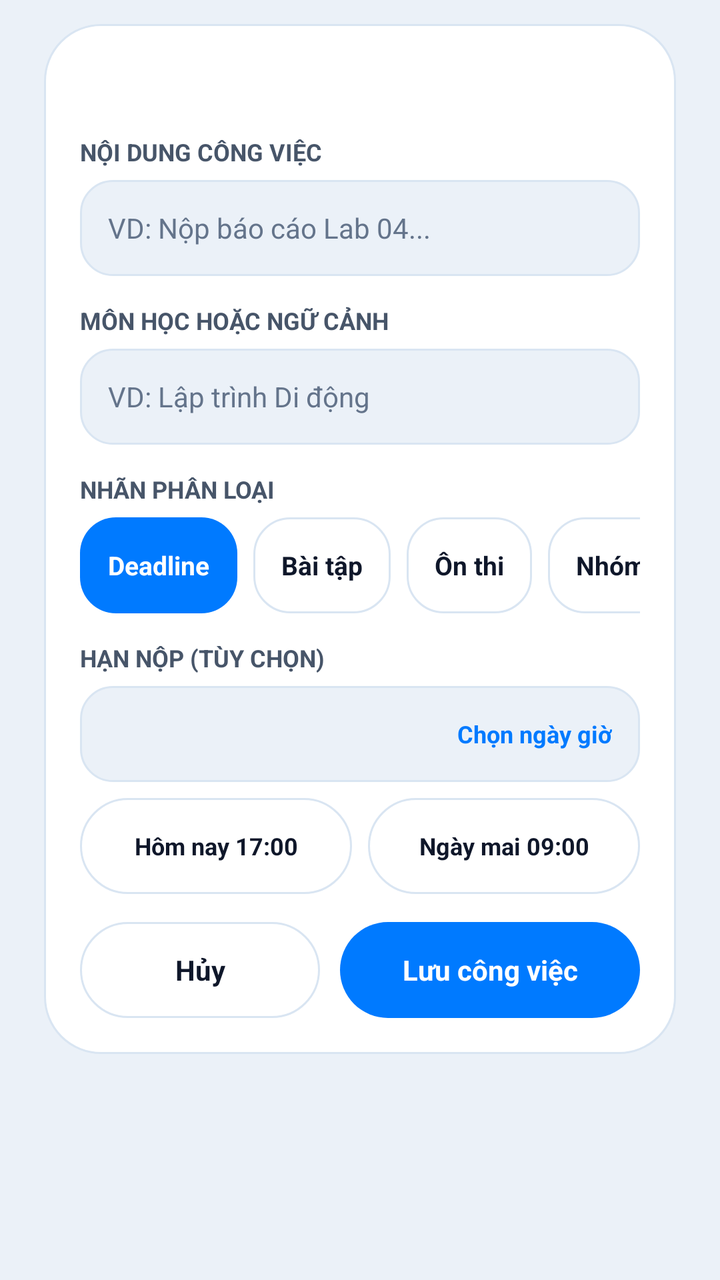
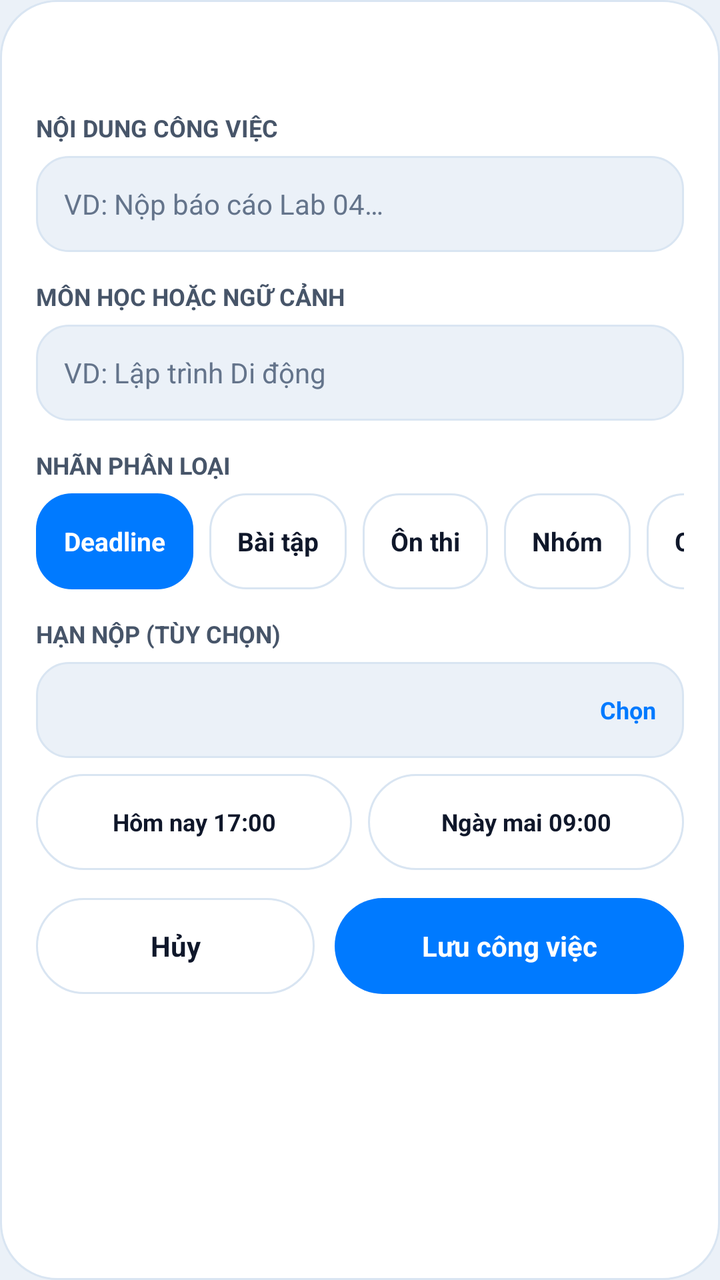

An Android layout rendered at two revisions. The XML below is the earlier revision; the diff shows what the commit changed to produce the second picture.
<!-- AndroidManifest.xml: application theme Theme.PocketKit -->
<!-- res/layout/dialog_frost_task.xml -->
<?xml version="1.0" encoding="utf-8"?>
<FrameLayout xmlns:android="http://schemas.android.com/apk/res/android"
    android:layout_width="match_parent"
    android:layout_height="wrap_content"
    android:paddingHorizontal="@dimen/dialog_outer_padding_h"
    android:paddingVertical="@dimen/dialog_outer_padding_v">

    <LinearLayout
        android:layout_width="match_parent"
        android:layout_height="wrap_content"
        android:background="@drawable/bg_dialog_frost"
        android:orientation="vertical"
        android:padding="@dimen/card_padding">

        <LinearLayout
            android:layout_width="match_parent"
            android:layout_height="wrap_content"
            android:gravity="center_vertical"
            android:orientation="horizontal">

            <TextView
                android:id="@+id/tvTaskDialogTitle"
                android:layout_width="0dp"
                android:layout_height="wrap_content"
                android:layout_weight="1"
                android:textColor="@color/ink_primary"
                android:textSize="@dimen/text_size_dialog_title"
                android:textStyle="bold" />

            <ImageButton
                android:id="@+id/btnTaskDialogDelete"
                android:layout_width="@dimen/touch_target_min"
                android:layout_height="@dimen/touch_target_min"
                android:layout_marginStart="@dimen/dialog_button_gap"
                android:background="@drawable/bg_pill_danger_soft"
                android:clickable="true"
                android:contentDescription="@string/task_dialog_btn_delete"
                android:focusable="true"
                android:scaleType="center"
                android:src="@drawable/ic_delete"
                android:visibility="gone" />
        </LinearLayout>

        <ScrollView
            android:layout_width="match_parent"
            android:layout_height="wrap_content"
            android:layout_marginTop="@dimen/card_gap"
            android:overScrollMode="never"
            android:scrollbars="none">

            <LinearLayout
                android:layout_width="match_parent"
                android:layout_height="wrap_content"
                android:orientation="vertical">

                <TextView
                    android:layout_width="match_parent"
                    android:layout_height="wrap_content"
                    android:text="@string/task_dialog_title_label"
                    android:textColor="@color/ink_secondary"
                    android:textSize="@dimen/text_size_caption"
                    android:textStyle="bold" />

                <EditText
                    android:id="@+id/edtTaskDialogTitle"
                    android:layout_width="match_parent"
                    android:layout_height="wrap_content"
                    android:layout_marginTop="@dimen/dialog_label_gap"
                    android:background="@drawable/bg_dialog_input"
                    android:hint="@string/task_dialog_title_hint"
                    android:importantForAutofill="no"
                    android:inputType="textCapSentences"
                    android:maxLines="2"
                    android:minHeight="@dimen/input_min_height"
                    android:paddingHorizontal="@dimen/card_padding_compact"
                    android:textColor="@color/ink_primary"
                    android:textColorHint="@color/ink_muted"
                    android:textSize="@dimen/text_size_input" />

                <TextView
                    android:layout_width="match_parent"
                    android:layout_height="wrap_content"
                    android:layout_marginTop="@dimen/dialog_field_gap"
                    android:text="@string/task_dialog_subject_label"
                    android:textColor="@color/ink_secondary"
                    android:textSize="@dimen/text_size_caption"
                    android:textStyle="bold" />

                <EditText
                    android:id="@+id/edtTaskDialogSubject"
                    android:layout_width="match_parent"
                    android:layout_height="wrap_content"
                    android:layout_marginTop="@dimen/dialog_label_gap"
                    android:background="@drawable/bg_dialog_input"
                    android:hint="@string/task_dialog_subject_hint"
                    android:importantForAutofill="no"
                    android:inputType="textCapWords"
                    android:maxLines="1"
                    android:minHeight="@dimen/input_min_height"
                    android:paddingHorizontal="@dimen/card_padding_compact"
                    android:textColor="@color/ink_primary"
                    android:textColorHint="@color/ink_muted"
                    android:textSize="@dimen/text_size_input" />

                <TextView
                    android:layout_width="match_parent"
                    android:layout_height="wrap_content"
                    android:layout_marginTop="@dimen/dialog_field_gap"
                    android:text="@string/task_dialog_tag_label"
                    android:textColor="@color/ink_secondary"
                    android:textSize="@dimen/text_size_caption"
                    android:textStyle="bold" />

                <HorizontalScrollView
                    android:layout_width="match_parent"
                    android:layout_height="wrap_content"
                    android:layout_marginTop="@dimen/dialog_label_gap"
                    android:overScrollMode="never"
                    android:scrollbars="none">

                    <LinearLayout
                        android:layout_width="wrap_content"
                        android:layout_height="wrap_content"
                        android:orientation="horizontal">

                        <TextView
                            android:id="@+id/chipTaskTagDeadline"
                            android:layout_width="wrap_content"
                            android:layout_height="wrap_content"
                            android:background="@drawable/bg_chip_selected"
                            android:clickable="true"
                            android:focusable="true"
                            android:gravity="center"
                            android:minHeight="@dimen/touch_target_min"
                            android:paddingHorizontal="@dimen/chip_padding_h"
                            android:text="@string/task_tag_deadline"
                            android:textColor="@color/white"
                            android:textSize="@dimen/text_size_body"
                            android:textStyle="bold" />

                        <TextView
                            android:id="@+id/chipTaskTagAssignment"
                            android:layout_width="wrap_content"
                            android:layout_height="wrap_content"
                            android:layout_marginStart="@dimen/chip_gap"
                            android:background="@drawable/bg_chip_unselected"
                            android:clickable="true"
                            android:focusable="true"
                            android:gravity="center"
                            android:minHeight="@dimen/touch_target_min"
                            android:paddingHorizontal="@dimen/chip_padding_h"
                            android:text="@string/task_tag_assignment"
                            android:textColor="@color/ink_primary"
                            android:textSize="@dimen/text_size_body"
                            android:textStyle="bold" />

                        <TextView
                            android:id="@+id/chipTaskTagExam"
                            android:layout_width="wrap_content"
                            android:layout_height="wrap_content"
                            android:layout_marginStart="@dimen/chip_gap"
                            android:background="@drawable/bg_chip_unselected"
                            android:clickable="true"
                            android:focusable="true"
                            android:gravity="center"
                            android:minHeight="@dimen/touch_target_min"
                            android:paddingHorizontal="@dimen/chip_padding_h"
                            android:text="@string/task_tag_exam"
                            android:textColor="@color/ink_primary"
                            android:textSize="@dimen/text_size_body"
                            android:textStyle="bold" />

                        <TextView
                            android:id="@+id/chipTaskTagGroup"
                            android:layout_width="wrap_content"
                            android:layout_height="wrap_content"
                            android:layout_marginStart="@dimen/chip_gap"
                            android:background="@drawable/bg_chip_unselected"
                            android:clickable="true"
                            android:focusable="true"
                            android:gravity="center"
                            android:minHeight="@dimen/touch_target_min"
                            android:paddingHorizontal="@dimen/chip_padding_h"
                            android:text="@string/task_tag_group"
                            android:textColor="@color/ink_primary"
                            android:textSize="@dimen/text_size_body"
                            android:textStyle="bold" />

                        <TextView
                            android:id="@+id/chipTaskTagPersonal"
                            android:layout_width="wrap_content"
                            android:layout_height="wrap_content"
                            android:layout_marginStart="@dimen/chip_gap"
                            android:background="@drawable/bg_chip_unselected"
                            android:clickable="true"
                            android:focusable="true"
                            android:gravity="center"
                            android:minHeight="@dimen/touch_target_min"
                            android:paddingHorizontal="@dimen/chip_padding_h"
                            android:text="@string/task_default_tag"
                            android:textColor="@color/ink_primary"
                            android:textSize="@dimen/text_size_body"
                            android:textStyle="bold" />
                    </LinearLayout>
                </HorizontalScrollView>

                <TextView
                    android:layout_width="match_parent"
                    android:layout_height="wrap_content"
                    android:layout_marginTop="@dimen/dialog_field_gap"
                    android:text="@string/task_dialog_due_label"
                    android:textColor="@color/ink_secondary"
                    android:textSize="@dimen/text_size_caption"
                    android:textStyle="bold" />

                <LinearLayout
                    android:layout_width="match_parent"
                    android:layout_height="wrap_content"
                    android:layout_marginTop="@dimen/dialog_label_gap"
                    android:gravity="center_vertical"
                    android:orientation="horizontal">

                    <LinearLayout
                        android:id="@+id/btnTaskPickDue"
                        android:layout_width="0dp"
                        android:layout_height="wrap_content"
                        android:layout_weight="1"
                        android:background="@drawable/bg_dialog_input"
                        android:clickable="true"
                        android:focusable="true"
                        android:gravity="center_vertical"
                        android:minHeight="@dimen/touch_target_min"
                        android:orientation="horizontal"
                        android:paddingHorizontal="@dimen/card_padding_compact">

                        <TextView
                            android:id="@+id/tvTaskDueDisplay"
                            android:layout_width="0dp"
                            android:layout_height="wrap_content"
                            android:layout_weight="1"
                            android:ellipsize="end"
                            android:maxLines="1"
                            android:textColor="@color/ink_primary"
                            android:textSize="@dimen/text_size_input"
                            android:textStyle="bold" />

                        <TextView
                            android:layout_width="wrap_content"
                            android:layout_height="wrap_content"
                            android:layout_marginStart="@dimen/chip_gap"
                            android:text="@string/task_dialog_due_pick"
                            android:textColor="@color/accent_sapphire"
                            android:textSize="@dimen/text_size_caption"
                            android:textStyle="bold" />
                    </LinearLayout>

                    <TextView
                        android:id="@+id/btnTaskClearDue"
                        android:layout_width="wrap_content"
                        android:layout_height="wrap_content"
                        android:layout_marginStart="@dimen/chip_gap"
                        android:background="@drawable/bg_pill_danger_soft"
                        android:clickable="true"
                        android:focusable="true"
                        android:gravity="center"
                        android:minHeight="@dimen/touch_target_min"
                        android:paddingHorizontal="@dimen/badge_padding_h"
                        android:text="@string/task_dialog_due_clear"
                        android:textColor="@color/accent_danger"
                        android:textSize="@dimen/text_size_caption"
                        android:textStyle="bold"
                        android:visibility="gone" />
                </LinearLayout>

                <LinearLayout
                    android:layout_width="match_parent"
                    android:layout_height="wrap_content"
                    android:layout_marginTop="@dimen/chip_gap"
                    android:baselineAligned="false"
                    android:orientation="horizontal">

                    <TextView
                        android:id="@+id/btnTaskPresetToday"
                        android:layout_width="0dp"
                        android:layout_height="wrap_content"
                        android:layout_weight="1"
                        android:background="@drawable/bg_pill_secondary"
                        android:clickable="true"
                        android:focusable="true"
                        android:gravity="center"
                        android:minHeight="@dimen/touch_target_min"
                        android:paddingHorizontal="@dimen/chip_gap"
                        android:text="@string/task_dialog_due_preset_today"
                        android:textColor="@color/ink_primary"
                        android:textSize="@dimen/text_size_caption"
                        android:textStyle="bold" />

                    <TextView
                        android:id="@+id/btnTaskPresetTomorrow"
                        android:layout_width="0dp"
                        android:layout_height="wrap_content"
                        android:layout_marginStart="@dimen/chip_gap"
                        android:layout_weight="1"
                        android:background="@drawable/bg_pill_secondary"
                        android:clickable="true"
                        android:focusable="true"
                        android:gravity="center"
                        android:minHeight="@dimen/touch_target_min"
                        android:paddingHorizontal="@dimen/chip_gap"
                        android:text="@string/task_dialog_due_preset_tomorrow"
                        android:textColor="@color/ink_primary"
                        android:textSize="@dimen/text_size_caption"
                        android:textStyle="bold" />
                </LinearLayout>
            </LinearLayout>
        </ScrollView>

        <LinearLayout
            android:layout_width="match_parent"
            android:layout_height="wrap_content"
            android:layout_marginTop="@dimen/section_gap"
            android:baselineAligned="false"
            android:orientation="horizontal">

            <TextView
                android:id="@+id/btnTaskDialogCancel"
                android:layout_width="0dp"
                android:layout_height="wrap_content"
                android:layout_weight="1"
                android:background="@drawable/bg_pill_secondary"
                android:clickable="true"
                android:focusable="true"
                android:gravity="center"
                android:minHeight="@dimen/touch_target_min"
                android:text="@string/notes_dialog_cancel"
                android:textColor="@color/ink_primary"
                android:textSize="@dimen/text_size_input"
                android:textStyle="bold" />

            <TextView
                android:id="@+id/btnTaskDialogSave"
                android:layout_width="0dp"
                android:layout_height="wrap_content"
                android:layout_marginStart="@dimen/dialog_button_gap"
                android:layout_weight="1.25"
                android:background="@drawable/bg_pill_primary"
                android:clickable="true"
                android:focusable="true"
                android:gravity="center"
                android:minHeight="@dimen/touch_target_min"
                android:text="@string/task_dialog_btn_save"
                android:textColor="@color/white"
                android:textSize="@dimen/text_size_input"
                android:textStyle="bold" />
        </LinearLayout>
    </LinearLayout>
</FrameLayout>
<!-- resources referenced by this layout -->
<resources>
  <color name="accent_danger">#FFDC2626</color>
  <color name="accent_sapphire">#FF007AFF</color>
  <color name="ink_muted">#FF64748B</color>
  <color name="ink_primary">#FF0F172A</color>
  <color name="ink_secondary">#FF475569</color>
  <color name="white">#FFFFFFFF</color>
  <dimen name="badge_padding_h">12dp</dimen>
  <dimen name="card_gap">12dp</dimen>
  <dimen name="card_padding">18dp</dimen>
  <dimen name="card_padding_compact">14dp</dimen>
  <dimen name="chip_gap">8dp</dimen>
  <dimen name="chip_padding_h">14dp</dimen>
  <dimen name="dialog_button_gap">10dp</dimen>
  <dimen name="dialog_field_gap">14dp</dimen>
  <dimen name="dialog_label_gap">6dp</dimen>
  <dimen name="dialog_outer_padding_h">22dp</dimen>
  <dimen name="dialog_outer_padding_v">12dp</dimen>
  <dimen name="input_min_height">48dp</dimen>
  <dimen name="section_gap">14dp</dimen>
  <dimen name="text_size_body">13sp</dimen>
  <dimen name="text_size_caption">12sp</dimen>
  <dimen name="text_size_dialog_title">19sp</dimen>
  <dimen name="text_size_input">14sp</dimen>
  <dimen name="touch_target_min">48dp</dimen>
  <!-- drawable bg_chip_selected (drawable) -->
  <?xml version="1.0" encoding="utf-8"?>
  <shape xmlns:android="http://schemas.android.com/apk/res/android"
      android:shape="rectangle">
      <solid android:color="@color/accent_sapphire" />
      <corners android:radius="18dp" />
  </shape>
  <!-- drawable bg_dialog_frost (drawable) -->
  <?xml version="1.0" encoding="utf-8"?>
  <shape xmlns:android="http://schemas.android.com/apk/res/android"
      android:shape="rectangle">
      <solid android:color="#FAFFFFFF" />
      <stroke
          android:width="1dp"
          android:color="@color/glass_rim_soft" />
      <corners android:radius="28dp" />
  </shape>
  <!-- drawable bg_pill_danger_soft (drawable) -->
  <?xml version="1.0" encoding="utf-8"?>
  <shape xmlns:android="http://schemas.android.com/apk/res/android"
      android:shape="rectangle">
      <solid android:color="@color/accent_danger_soft" />
      <stroke
          android:width="1dp"
          android:color="#33DC2626" />
      <corners android:radius="24dp" />
  </shape>
  <!-- drawable bg_pill_primary (drawable) -->
  <?xml version="1.0" encoding="utf-8"?>
  <shape xmlns:android="http://schemas.android.com/apk/res/android"
      android:shape="rectangle">
      <solid android:color="@color/accent_sapphire" />
      <corners android:radius="24dp" />
  </shape>
  <string name="notes_dialog_cancel">Hủy</string>
  <string name="task_default_tag">Cá nhân</string>
  <string name="task_dialog_btn_delete">Xóa công việc</string>
  <string name="task_dialog_btn_save">Lưu công việc</string>
  <string name="task_dialog_due_clear">Bỏ hạn</string>
  <string name="task_dialog_due_label">HẠN NỘP (TÙY CHỌN)</string>
  <string name="task_dialog_due_pick">Chọn ngày giờ</string>
  <string name="task_dialog_due_preset_today">Hôm nay 17:00</string>
  <string name="task_dialog_due_preset_tomorrow">Ngày mai 09:00</string>
  <string name="task_dialog_subject_hint">VD: Lập trình Di động</string>
  <string name="task_dialog_subject_label">MÔN HỌC HOẶC NGỮ CẢNH</string>
  <string name="task_dialog_tag_label">NHÃN PHÂN LOẠI</string>
  <string name="task_dialog_title_hint">VD: Nộp báo cáo Lab 04...</string>
  <string name="task_dialog_title_label">NỘI DUNG CÔNG VIỆC</string>
  <string name="task_tag_assignment">Bài tập</string>
  <string name="task_tag_deadline">Deadline</string>
  <string name="task_tag_exam">Ôn thi</string>
  <string name="task_tag_group">Nhóm</string>
  <style name="Theme.PocketKit" parent="Base.Theme.PocketKit" />
  <color name="chip_neutral_fill">#B8FFFFFF</color>
  <color name="glass_rim_soft">#FFD9E5F2</color>
  <color name="frost_canvas_top">#FFEBF1F8</color>
  <color name="accent_danger_soft">#1ADC2626</color>
  <!-- unchanged entries left out for length: 5 -->
</resources>

<!-- the commit's change to res/layout/dialog_frost_task.xml (unified diff, before → after) -->
@@ -1,16 +1,12 @@
 <?xml version="1.0" encoding="utf-8"?>
-<FrameLayout xmlns:android="http://schemas.android.com/apk/res/android"
+<LinearLayout xmlns:android="http://schemas.android.com/apk/res/android"
     android:layout_width="match_parent"
     android:layout_height="wrap_content"
-    android:paddingHorizontal="@dimen/dialog_outer_padding_h"
-    android:paddingVertical="@dimen/dialog_outer_padding_v">
-
-    <LinearLayout
-        android:layout_width="match_parent"
-        android:layout_height="wrap_content"
-        android:background="@drawable/bg_dialog_frost"
-        android:orientation="vertical"
-        android:padding="@dimen/card_padding">
+    android:layout_marginHorizontal="@dimen/dialog_outer_padding_h"
+    android:layout_marginVertical="@dimen/dialog_outer_padding_v"
+    android:background="@drawable/bg_dialog_frost"
+    android:orientation="vertical"
+    android:padding="@dimen/card_padding">
 
         <LinearLayout
             android:layout_width="match_parent"
@@ -220,7 +216,7 @@
                     android:gravity="center_vertical"
                     android:orientation="horizontal">
 
-                    <LinearLayout
+                    <RelativeLayout
                         android:id="@+id/btnTaskPickDue"
                         android:layout_width="0dp"
                         android:layout_height="wrap_content"
@@ -228,31 +224,34 @@
                         android:background="@drawable/bg_dialog_input"
                         android:clickable="true"
                         android:focusable="true"
-                        android:gravity="center_vertical"
                         android:minHeight="@dimen/touch_target_min"
-                        android:orientation="horizontal"
                         android:paddingHorizontal="@dimen/card_padding_compact">
 
                         <TextView
-                            android:id="@+id/tvTaskDueDisplay"
-                            android:layout_width="0dp"
-                            android:layout_height="wrap_content"
-                            android:layout_weight="1"
-                            android:ellipsize="end"
-                            android:maxLines="1"
-                            android:textColor="@color/ink_primary"
-                            android:textSize="@dimen/text_size_input"
-                            android:textStyle="bold" />
-
-                        <TextView
-                            android:layout_width="wrap_content"
-                            android:layout_height="wrap_content"
+                            android:id="@+id/tvTaskDuePickLabel"
+                            android:layout_width="wrap_content"
+                            android:layout_height="wrap_content"
+                            android:layout_alignParentEnd="true"
+                            android:layout_centerVertical="true"
                             android:layout_marginStart="@dimen/chip_gap"
                             android:text="@string/task_dialog_due_pick"
                             android:textColor="@color/accent_sapphire"
                             android:textSize="@dimen/text_size_caption"
                             android:textStyle="bold" />
-                    </LinearLayout>
+
+                        <TextView
+                            android:id="@+id/tvTaskDueDisplay"
+                            android:layout_width="match_parent"
+                            android:layout_height="wrap_content"
+                            android:layout_alignParentStart="true"
+                            android:layout_centerVertical="true"
+                            android:layout_toStartOf="@id/tvTaskDuePickLabel"
+                            android:ellipsize="end"
+                            android:maxLines="1"
+                            android:textColor="@color/ink_primary"
+                            android:textSize="@dimen/text_size_input"
+                            android:textStyle="bold" />
+                    </RelativeLayout>
 
                     <TextView
                         android:id="@+id/btnTaskClearDue"
@@ -353,5 +352,4 @@
                 android:textSize="@dimen/text_size_input"
                 android:textStyle="bold" />
         </LinearLayout>
-    </LinearLayout>
-</FrameLayout>
+</LinearLayout>
<!-- resource entries referenced after the edit -->
@@ -35,7 +35,7 @@
   <?xml version="1.0" encoding="utf-8"?>
   <shape xmlns:android="http://schemas.android.com/apk/res/android"
       android:shape="rectangle">
-      <solid android:color="#FAFFFFFF" />
+      <solid android:color="@color/frost_dialog_fill" />
       <stroke
           android:width="1dp"
           android:color="@color/glass_rim_soft" />
@@ -48,7 +48,7 @@
       <solid android:color="@color/accent_danger_soft" />
       <stroke
           android:width="1dp"
-          android:color="#33DC2626" />
+          android:color="@color/accent_danger_border" />
       <corners android:radius="24dp" />
   </shape>
   <!-- drawable bg_pill_primary (drawable) -->
@@ -64,13 +64,13 @@
   <string name="task_dialog_btn_save">Lưu công việc</string>
   <string name="task_dialog_due_clear">Bỏ hạn</string>
   <string name="task_dialog_due_label">HẠN NỘP (TÙY CHỌN)</string>
-  <string name="task_dialog_due_pick">Chọn ngày giờ</string>
+  <string name="task_dialog_due_pick">Chọn</string>
   <string name="task_dialog_due_preset_today">Hôm nay 17:00</string>
   <string name="task_dialog_due_preset_tomorrow">Ngày mai 09:00</string>
   <string name="task_dialog_subject_hint">VD: Lập trình Di động</string>
   <string name="task_dialog_subject_label">MÔN HỌC HOẶC NGỮ CẢNH</string>
   <string name="task_dialog_tag_label">NHÃN PHÂN LOẠI</string>
-  <string name="task_dialog_title_hint">VD: Nộp báo cáo Lab 04...</string>
+  <string name="task_dialog_title_hint">VD: Nộp báo cáo Lab 04…</string>
   <string name="task_dialog_title_label">NỘI DUNG CÔNG VIỆC</string>
   <string name="task_tag_assignment">Bài tập</string>
   <string name="task_tag_deadline">Deadline</string>
@@ -79,8 +79,10 @@
   <style name="Theme.PocketKit" parent="Base.Theme.PocketKit" />
   <color name="chip_neutral_fill">#B8FFFFFF</color>
   <color name="glass_rim_soft">#FFD9E5F2</color>
+  <color name="frost_dialog_fill">#FAFFFFFF</color>
   <color name="frost_canvas_top">#FFEBF1F8</color>
   <color name="accent_danger_soft">#1ADC2626</color>
+  <color name="accent_danger_border">#33DC2626</color>
   <!-- unchanged entries left out for length: 5 -->
 </resources>
 
